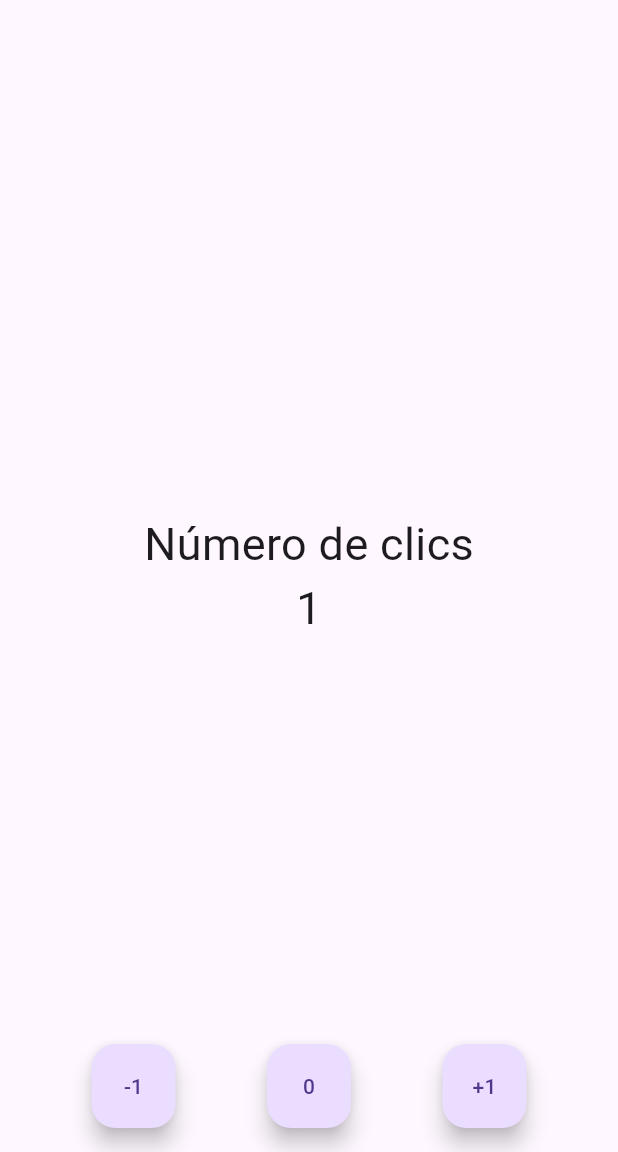
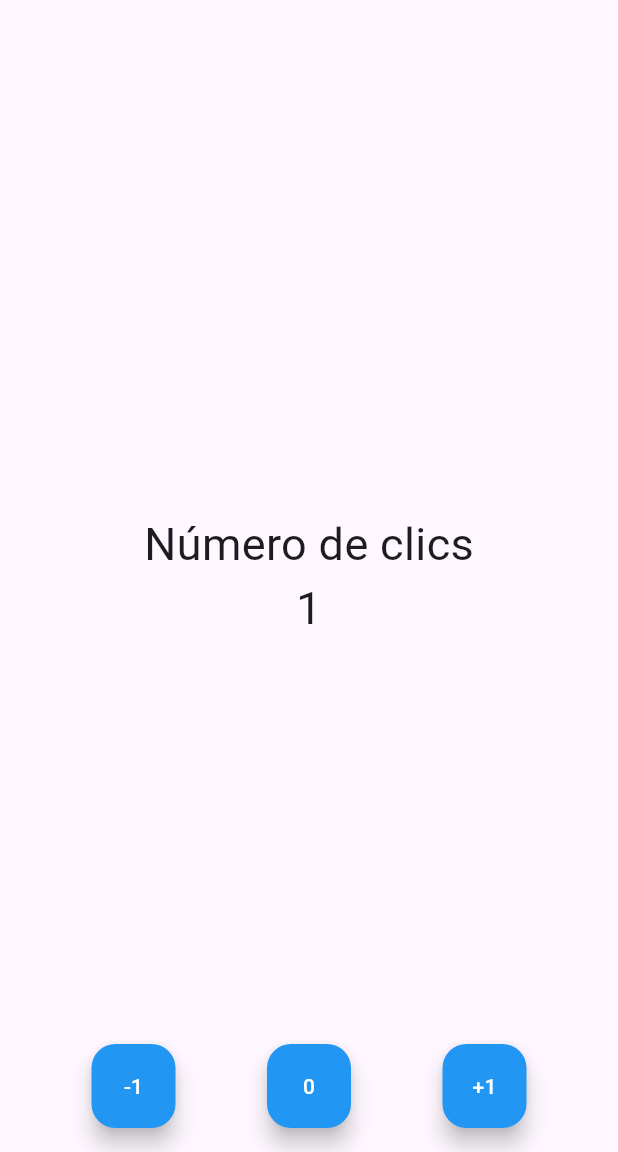
Before and after one commit to pquesadac/fl_contador_propio, a Flutter app: the screen it shows after launch, after a tap on "+1", on a phone screen of 412 x 824 dp, the part 84-1236 px from its top. Run offline on Flutter 3.47's test engine with Material 3 defaults, Android fonts, the light colour scheme and no system bars.

Commit message:
IncrementarFn

```diff
--- a/lib/screens/home_screen.dart
+++ b/lib/screens/home_screen.dart
@@ -9,6 +9,11 @@ class HomeScreen extends StatefulWidget{
 
 class _HomeScreenState extends State<HomeScreen> {
   int contador = 0;
+
+  void incrementar() {
+    contador++;
+    setState(() {});
+  }
 
   @override
   Widget build(BuildContext context) {
@@ -30,32 +35,49 @@ class _HomeScreenState extends State<HomeScreen> {
           )
         ),
         floatingActionButtonLocation: FloatingActionButtonLocation.centerFloat,
-        floatingActionButton: Row(
+        floatingActionButton: CustomFloatingActionButton(incrementarFn: incrementar),
+    );
+  }
+}
+
+class CustomFloatingActionButton extends StatelessWidget {
+
+  final Function incrementarFn;
+
+  const CustomFloatingActionButton({
+    super.key, required this.incrementarFn,
+  });
+
+  @override
+  Widget build(BuildContext context) {
+    return Row(
       mainAxisAlignment: MainAxisAlignment.spaceEvenly,
       children: [
         FloatingActionButton(
           //child: const Icon( Icons.add ),
-              child: const Text('-1'),
-              onPressed:() => setState(() => contador--)
+          backgroundColor: Colors.blue,
+          child: const Text('-1', style: TextStyle(color: Color.fromARGB(255, 255, 255, 255)),),
+          onPressed:null
         ),
 
         //const SizedBox( width: 20), // 20 unidades de ancho
 
         FloatingActionButton(
           //child: const Icon( Icons.add ),
-              child: const Text('0'),
-              onPressed:() => setState(() => contador=0)
+          backgroundColor: Colors.blue,
+          child: const Text('0', style: TextStyle(color: Color.fromARGB(255, 255, 255, 255)),),
+          onPressed:null
         ),
 
         //const SizedBox( width: 20), // 20 unidades de ancho
 
         FloatingActionButton(
           //child: const Icon( Icons.add ),
-              child: const Text('+1'),
-              onPressed:() => setState(() => contador++)
+          backgroundColor: Colors.blue,
+          child: const Text('+1', style: TextStyle(color: Color.fromARGB(255, 255, 255, 255)),),
+          onPressed: () => incrementarFn()
         ),
       ],
-        ),
     );
   }
 }
```
Lines whose indentation alone changed are shown as unchanged.
